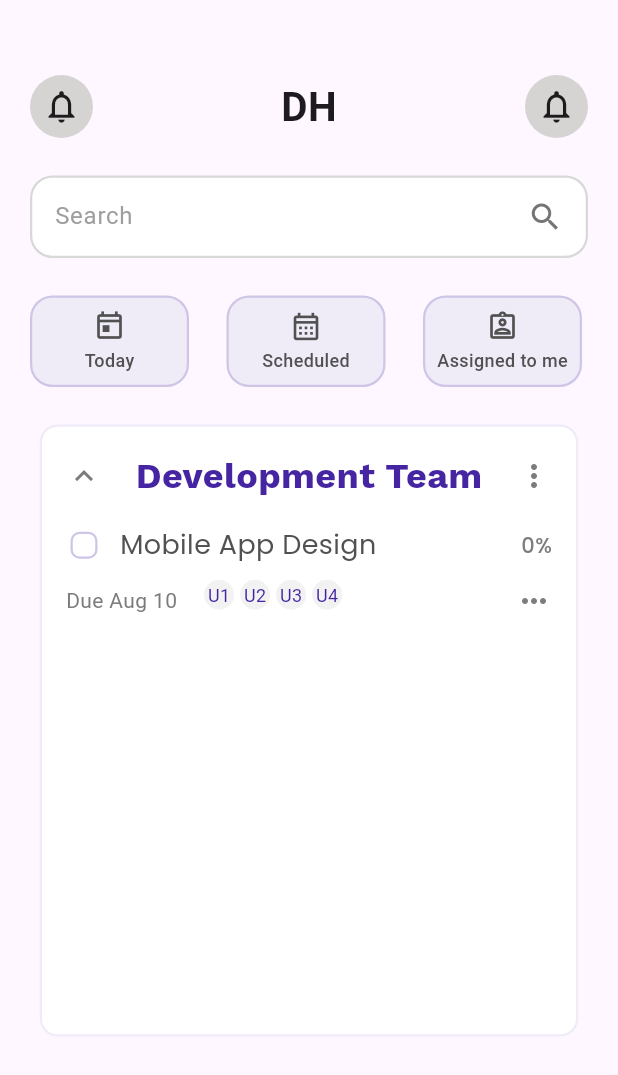
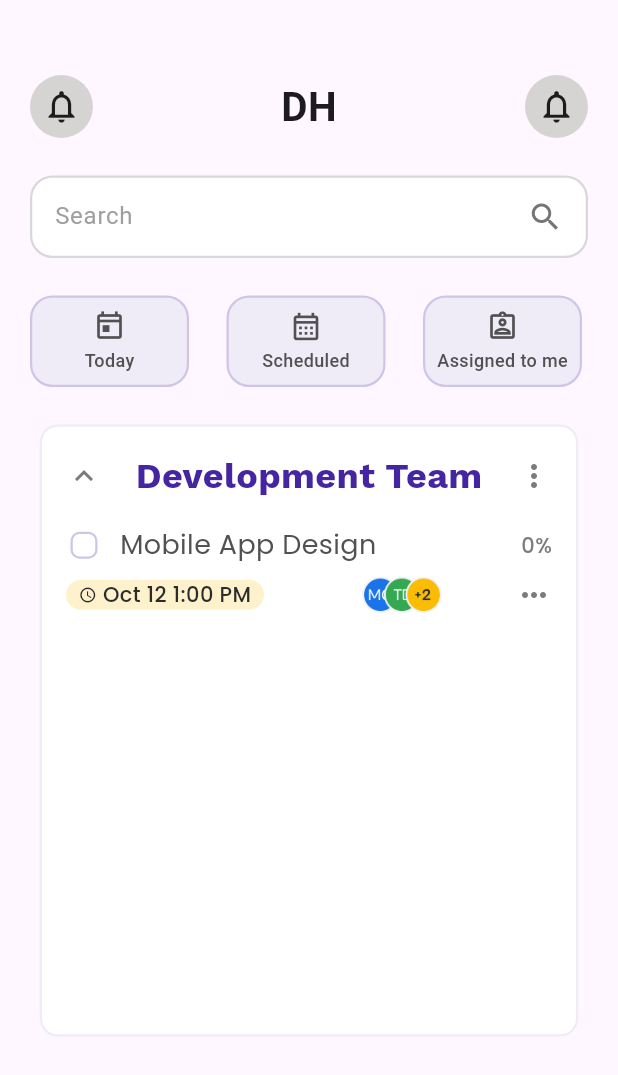
Before and after one commit to natidever/from_lab001, a Flutter app: the screen it shows after launch, on a phone screen of 412 x 824 dp. Shown: the top 1075 px of the screen. Run offline on Flutter 3.47's test engine with Material 3 defaults, Android fonts, the phone set to English and light mode, and no system bars; our stand-ins replace google_fonts.

Commit message:
task added

```diff
--- a/lib/task.dart
+++ b/lib/task.dart
@@ -261,45 +261,42 @@ class _TaskState extends State<Task> {
                         const SizedBox(height: 8),
                         Row(
                           children: [
-                            const Text(
-                              'Due Aug 10',
-                              style: TextStyle(
-                                fontSize: 14,
-                                color: Color(0xFF7C7C7D),
+                            Container(
+                              width: 132,
+                              height: 20,
+                              decoration: BoxDecoration(
+                                color: const Color(0xFFFEF2CD),
+                                borderRadius: BorderRadius.circular(20),
+                              ),
+                              child: Row(
+                                mainAxisAlignment: MainAxisAlignment.center,
+                                children: [
+                                  const Icon(
+                                    Icons.access_time,
+                                    size: 12,
+                                    color: Color(0xFF2B2B2C),
+                                  ),
+                                  const SizedBox(width: 4),
+                                  Text(
+                                    'Oct 12 1:00 PM',
+                                    style: GoogleFonts.poppins(
+                                      fontSize: 14,
+                                      fontWeight: FontWeight.w500,
+                                      height: 1.2,
+                                      color: const Color(0xFF2B2B2C),
+                                    ),
+                                  ),
+                                ],
                               ),
                             ),
                             const SizedBox(width: 16),
                             Expanded(
-                              child: SizedBox(
-                                height: 32,
-                                child: Stack(
-                                  children: [
-                                    for (var i = 0; i < 4; i++)
-                                      Positioned(
-                                        left: i * 24.0,
-                                        child: Container(
-                                          width: 24,
-                                          height: 24,
-                                          decoration: BoxDecoration(
-                                            shape: BoxShape.circle,
-                                            border: Border.all(
-                                              color: Colors.white,
-                                              width: 2,
-                                            ),
-                                            color: const Color(0xFFF2F2F2),
-                                          ),
-                                          child: Center(
-                                            child: Text(
-                                              'U${i + 1}',
-                                              style: const TextStyle(
-                                                fontSize: 12,
-                                                color: Color(0xFF4525A2),
-                                              ),
-                                            ),
-                                          ),
-                                        ),
-                                      ),
-                                  ],
+                              child: Container(
+                                height: 24,
+                                width: 80,
+                                child: Image.asset(
+                                  'assets/images/Prof.png',
+                                  fit: BoxFit.contain,
                                 ),
                               ),
                             ),
--- a/pubspec.yaml
+++ b/pubspec.yaml
@@ -54,9 +54,9 @@ flutter:
   # the material Icons class.
   uses-material-design: true
   # To add assets to your application, add an assets section, like this:
-  # assets:
-  #   - images/a_dot_burr.jpeg
-  #   - images/a_dot_ham.jpeg
+  assets:
+    - assets/images/
+
   # An image asset can refer to one or more resolution-specific "variants", see
   # https://flutter.dev/assets-and-images/#resolution-aware
   # For details regarding adding assets from package dependencies, see
```
Also changed, not shown: assets/images/Prof.png (added), assets/images/user1.png (added).
